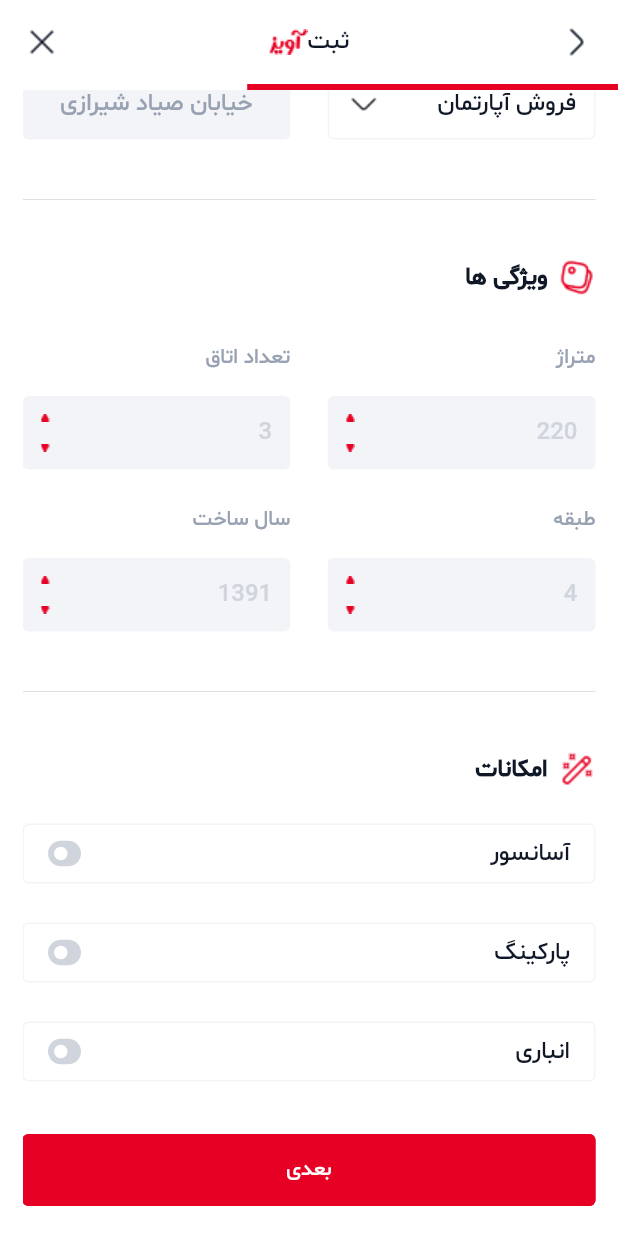
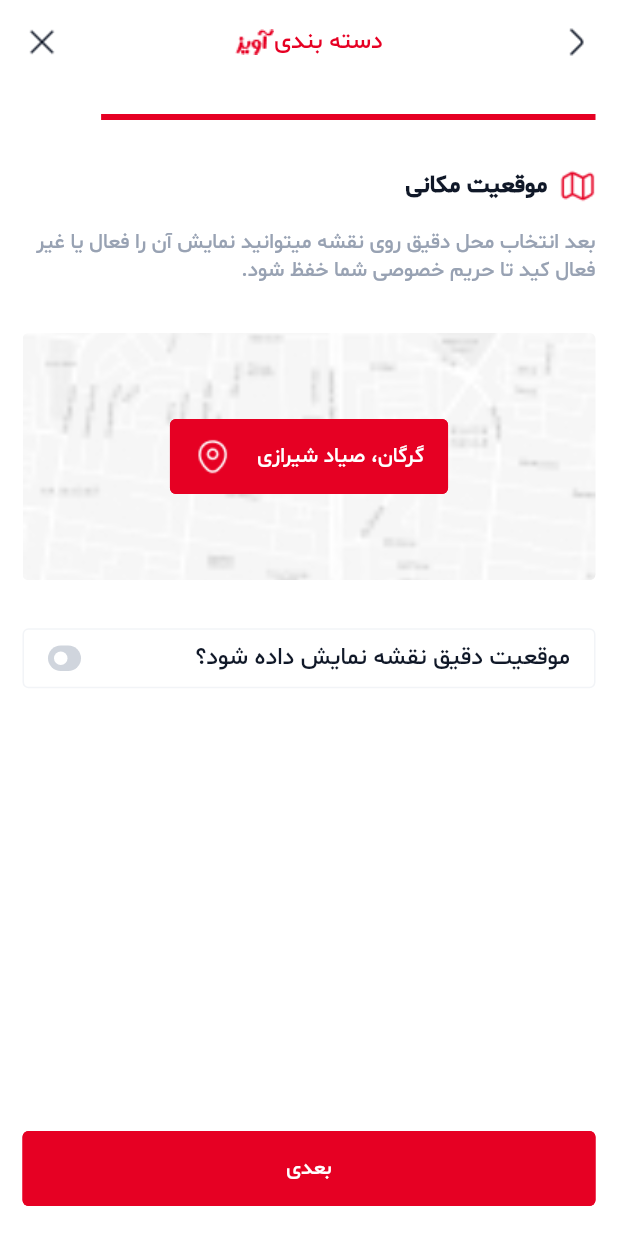
Before and after one commit to imamal07/Aviz, a Flutter app: the ThirdStepAddAdScreen screen opened directly, scrolled down 126 dp, after a tap on "بعدی", on a phone screen of 412 x 824 dp. Run offline on Flutter 3.47's test engine with Material 2 defaults, Android fonts, the phone set to English and light mode, and no system bars.

Commit message:
finish fourth step Add Ad screen ui. fix widgets bugs

```diff
--- /dev/null
+++ b/lib/presentation/screens/fourth_step_add_ad_screen.dart
@@ -0,0 +1,102 @@
+import 'package:aviz/presentation/widgets/add_ad_screen_appbar.dart';
+import 'package:aviz/presentation/widgets/elevated_button.dart';
+import 'package:aviz/presentation/widgets/switch_with_title.dart';
+import 'package:aviz/presentation/widgets/title_with_icon.dart';
+import 'package:aviz/utils/extensions/size_of_screen.dart';
+import 'package:aviz/utils/extensions/to_padding.dart';
+import 'package:aviz/utils/extensions/to_text.dart';
+import 'package:flutter/material.dart';
+
+import '../../utils/constants.dart';
+
+class FourthStepAddAdScreen extends StatefulWidget {
+  const FourthStepAddAdScreen({super.key});
+
+  @override
+  State<FourthStepAddAdScreen> createState() => _FourthStepAddAdScreenState();
+}
+
+class _FourthStepAddAdScreenState extends State<FourthStepAddAdScreen> {
+  bool showLocationAccurate = false;
+
+  @override
+  Widget build(BuildContext context) {
+    return Scaffold(
+      backgroundColor: Colors.white,
+      appBar: GenerateAddAdScreenAppBar(
+          title: 'دسته بندی'.toText(color: MyColors.red, size: 16)),
+      body: SafeArea(
+        child: Column(
+          crossAxisAlignment: CrossAxisAlignment.end,
+          children: [
+            Container(
+              width: context.screenWidth() * .8,
+              height: 4,
+              color: MyColors.red,
+            ),
+            32.0.toVerticalSpace(),
+            const GenerateTitleWithIcon(
+                title: 'موقعیت مکانی', iconPath: MyImagesPath.mapIcon),
+            16.0.toVerticalSpace(),
+            'بعد انتخاب محل دقیق روی نقشه میتوانید نمایش آن را فعال یا غیر فعال کید تا حریم خصوصی شما خفظ شود.'
+                .toText(color: MyColors.grey),
+            32.0.toVerticalSpace(),
+            Container(
+              height: context.screenHeight() * .2,
+              width: context.screenWidth(),
+              decoration: BoxDecoration(
+                borderRadius: BorderRadius.circular(4),
+                image: DecorationImage(
+                  fit: BoxFit.cover,
+                  image: AssetImage(
+                    MyImagesPath.map,
+                  ),
+                ),
+              ),
+              alignment: Alignment.center,
+              child: SizedBox(
+                width: context.screenWidth() * .45,
+                height: 50,
+                child: GenerateElevatedButton(
+                  child: Row(
+                    children: [
+                      Image.asset(MyImagesPath.locationIcon),
+                      8.0.toHorizontalSpace(),
+                      Expanded(
+                        child: 'گرگان، صیاد شیرازی'.toText(
+                            color: Colors.white,
+                            overflow: TextOverflow.ellipsis),
+                      ),
+                    ],
+                  ),
+                  onPressed: () {},
+                ),
+              ),
+            ),
+            32.0.toVerticalSpace(),
+            GenerateSwitch(
+              value: showLocationAccurate,
+              title: 'موقعیت دقیق نقشه نمایش داده شود؟',
+              onTap: () {
+                setState(() {
+                  showLocationAccurate = !showLocationAccurate;
+                });
+              },
+            ),
+            const Spacer(),
+            SizedBox(
+              width: context.screenWidth(),
+              height: 50,
+              child: GenerateElevatedButton(
+                child: 'بعدی'.toText(
+                  color: Colors.white,
+                ),
+                onPressed: () {},
+              ),
+            )
+          ],
+        ).toSymmetricPadding(vertical: 20, horizontal: 15),
+      ),
+    );
+  }
+}
--- a/lib/presentation/screens/login_screen.dart
+++ b/lib/presentation/screens/login_screen.dart
@@ -60,6 +60,9 @@ class _LoginScreenState extends State<LoginScreen> {
               SizedBox(
                 height: 48,
                 child: GenerateElevatedButton(
+                  onPressed: () {
+
+                  },
                   child: Row(
                     mainAxisAlignment: MainAxisAlignment.center,
                     children: [
--- a/lib/presentation/screens/onboarding_screen.dart
+++ b/lib/presentation/screens/onboarding_screen.dart
@@ -109,6 +109,9 @@ class _OnboardingScreenState extends State<OnboardingScreen> {
                   child: SizedBox(
                     height: 40,
                     child: GenerateElevatedButton(
+                      onPressed: () {
+
+                      },
                       backgrounColor: Colors.white,
                       child: 'ورود'.toText(
                         color: MyColors.red,
@@ -122,6 +125,9 @@ class _OnboardingScreenState extends State<OnboardingScreen> {
                   child: SizedBox(
                     height: 40,
                     child: GenerateElevatedButton(
+                      onPressed: () {
+
+                      },
                       child: 'ثبت نام'.toText(
                         color: Colors.white,
                         size: 16,
--- a/lib/presentation/screens/signup_screen.dart
+++ b/lib/presentation/screens/signup_screen.dart
@@ -70,6 +70,9 @@ class _SignupScreenState extends State<SignupScreen> {
               SizedBox(
                 height: 48,
                 child: GenerateElevatedButton(
+                  onPressed: () {
+
+                  },
                   child: Row(
                     mainAxisAlignment: MainAxisAlignment.center,
                     children: [
--- a/lib/presentation/screens/third_step_add_ad_screen.dart
+++ b/lib/presentation/screens/third_step_add_ad_screen.dart
@@ -1,3 +1,4 @@
+import 'package:aviz/presentation/screens/fourth_step_add_ad_screen.dart';
 import 'package:aviz/presentation/widgets/add_ad_screen_appbar.dart';
 import 'package:aviz/presentation/widgets/elevated_button.dart';
 import 'package:aviz/presentation/widgets/switch_with_title.dart';
@@ -31,9 +32,6 @@ class _ThirdStepAddAdScreenState extends State<ThirdStepAddAdScreen> {
     return GestureDetector(
       onTap: () {
         FocusManager.instance.primaryFocus?.unfocus();
-        print(hasElevator);
-        print(hasParking);
-        print(hasStoreRoom);
       },
       child: Scaffold(
         backgroundColor: Colors.white,
@@ -83,8 +81,10 @@ class _ThirdStepAddAdScreenState extends State<ThirdStepAddAdScreen> {
                                       color: MyColors.lightGrey1,
                                       borderRadius: BorderRadius.circular(4),
                                     ),
-                                    child: 'خیابان صیاد شیرازی'
-                                        .toText(color: MyColors.grey, size: 16),
+                                    child: 'خیابان صیاد شیرازی'.toText(
+                                        color: MyColors.grey,
+                                        size: 16,
+                                        overflow: TextOverflow.ellipsis),
                                   ),
                                 ),
                                 25.0.toHorizontalSpace(),
@@ -102,8 +102,9 @@ class _ThirdStepAddAdScreenState extends State<ThirdStepAddAdScreen> {
                                       children: [
                                         Image.asset(MyImagesPath.downArrowIcon),
                                         Expanded(
-                                          child:
-                                              'فروش آپارتمان'.toText(size: 16,),
+                                          child: 'فروش آپارتمان'.toText(
+                                            size: 16,
+                                          ),
                                         ),
                                       ],
                                     ),
@@ -204,6 +205,14 @@ class _ThirdStepAddAdScreenState extends State<ThirdStepAddAdScreen> {
                           width: context.screenWidth(),
                           height: 48,
                           child: GenerateElevatedButton(
+                            onPressed: () {
+                              Navigator.of(context).push(
+                                MaterialPageRoute(
+                                  builder: (context) =>
+                                      const FourthStepAddAdScreen(),
+                                ),
+                              );
+                            },
                             child: 'بعدی'.toText(
                               color: Colors.white,
                             ),
--- a/lib/presentation/screens/verification_phone_login_screen.dart
+++ b/lib/presentation/screens/verification_phone_login_screen.dart
@@ -127,6 +127,9 @@ class _VerificationPhoneLoginScreenState
                 width: context.screenWidth(),
                 height: 50,
                 child: GenerateElevatedButton(
+                  onPressed: () {
+
+                  },
                   child: 'تایید ورود'.toText(
                     color: Colors.white,
                     size: 16,
--- a/lib/presentation/screens/verification_phone_signup_screen.dart
+++ b/lib/presentation/screens/verification_phone_signup_screen.dart
@@ -126,6 +126,9 @@ class _VerificationPhoneSignupScreenState extends State<VerificationPhoneSignupS
                 width: context.screenWidth(),
                 height: 50,
                 child: GenerateElevatedButton(
+                  onPressed: () {
+
+                  },
                   child: 'تایید ثبت نام'.toText(
                     color: Colors.white,
                     size: 16,
--- a/lib/presentation/widgets/elevated_button.dart
+++ b/lib/presentation/widgets/elevated_button.dart
@@ -5,12 +5,14 @@ import '../../utils/constants.dart';
 class GenerateElevatedButton extends StatelessWidget {
   final Color backgrounColor;
   final Widget child;
-  const GenerateElevatedButton({super.key, this.backgrounColor = MyColors.red, required this.child});
+  final Function() onPressed;
+  const GenerateElevatedButton(
+      {super.key, this.backgrounColor = MyColors.red, required this.child, required this.onPressed});
 
   @override
   Widget build(BuildContext context) {
     return ElevatedButton(
-      onPressed: () {},
+      onPressed: onPressed,
       style: ElevatedButton.styleFrom(
           shape: RoundedRectangleBorder(
               side: const BorderSide(
--- a/lib/presentation/widgets/switch_with_title.dart
+++ b/lib/presentation/widgets/switch_with_title.dart
@@ -5,7 +5,11 @@ import 'package:flutter/material.dart';
 import '../../utils/constants.dart';
 
 class GenerateSwitch extends StatelessWidget {
-  const GenerateSwitch({super.key, required this.value, required this.title,required this.onTap});
+  const GenerateSwitch(
+      {super.key,
+      required this.value,
+      required this.title,
+      required this.onTap});
   final bool value;
   final String title;
   final Function() onTap;
@@ -45,7 +49,10 @@ class GenerateSwitch extends StatelessWidget {
                 ).toAllPadding(value: 4),
               ),
             ),
-            title.toText(size: 16),
+            8.0.toHorizontalSpace(),
+            Expanded(
+              child: title.toText(size: 16),
+            ),
           ],
         ),
       ),
--- a/lib/utils/constants.dart
+++ b/lib/utils/constants.dart
@@ -38,6 +38,7 @@ class MyImagesPath {
   static const String propertiesIcon = 'assets/images/properties-icon.png';
   static const String shareIcon = 'assets/images/share-icon.png';
   static const String upTriangleIcon = 'assets/images/up-triangle-icon.png';
+  static const String map = 'assets/images/maps.jpg';
 
   static const String hotAds1 = 'assets/images/hot_ads1.jpg';
   static const String hotAds2 = 'assets/images/hot_ads2.jpg';
--- a/lib/utils/extensions/to_text.dart
+++ b/lib/utils/extensions/to_text.dart
@@ -7,7 +7,7 @@ extension ToText on String {
           Color color = MyColors.darkGrey,
           FontWeight fontWeight = FontWeight.w400,
           TextAlign textAlign = TextAlign.right,
-          TextOverflow overflow = TextOverflow.ellipsis}) =>
+          TextOverflow overflow = TextOverflow.clip}) =>
       Text(
         this,
         textDirection: TextDirection.rtl,
```
Also changed, not shown: assets/images/maps.jpg (added).
